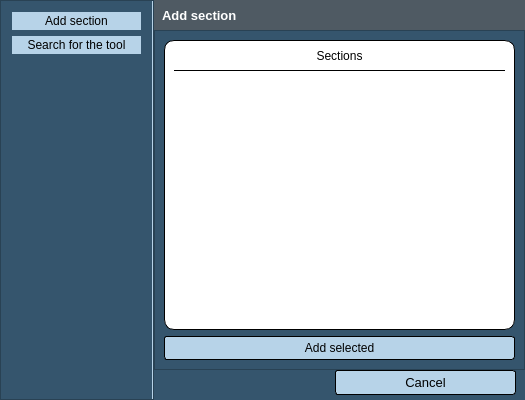
The window that select_section_dialog.ui (GIAPspzoo/GIAP_PolaMap_lite) describes before a commit, drawn with Qt 5.
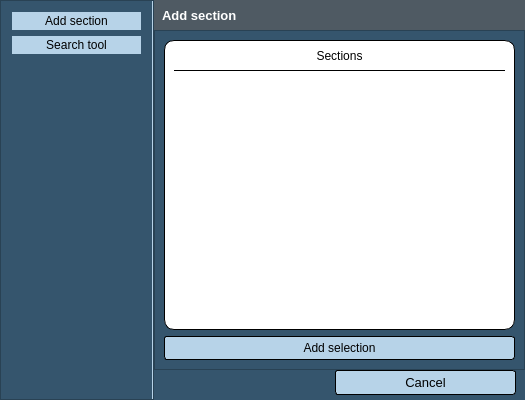
The same window after the commit. Icons and pictures are not drawn. Custom widgets are drawn as their Qt base class.

What changed in the file:
```diff
--- a/select_section_dialog.ui
+++ b/select_section_dialog.ui
@@ -347,7 +347,7 @@
 }</string>
            </property>
            <property name="text">
-            <string>Search for the tool</string>
+            <string>Search tool</string>
            </property>
           </widget>
          </item>
@@ -536,7 +536,7 @@
           <item row="1" column="1">
            <widget class="QPushButton" name="pushButton_add">
             <property name="text">
-             <string>Add selected</string>
+             <string>Add selection</string>
             </property>
            </widget>
           </item>
```
